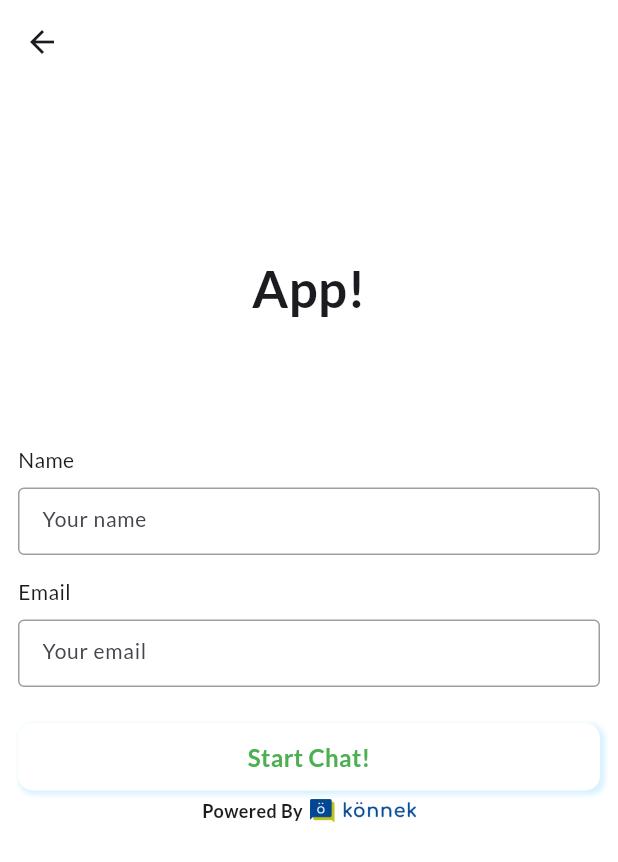
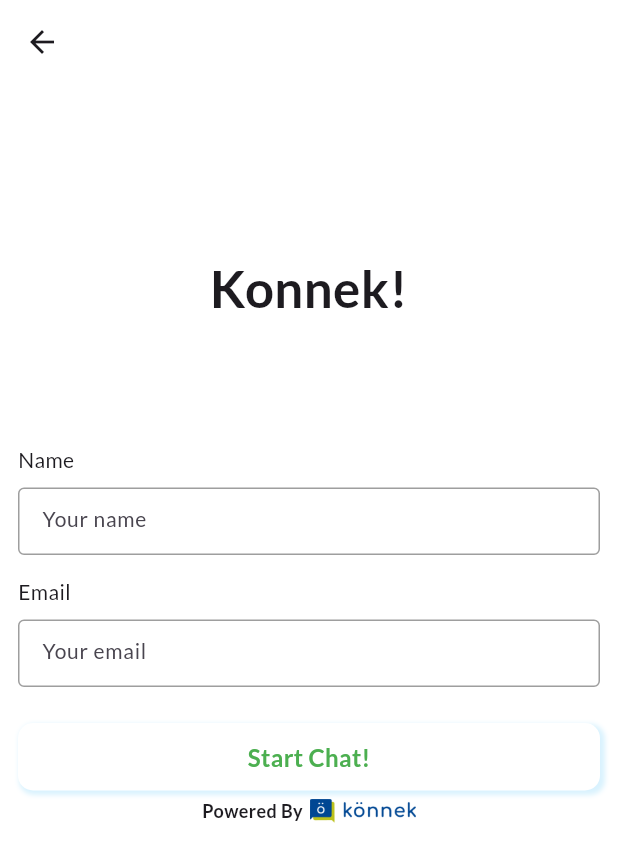
Before and after one commit to sprintasiatech/konnek_flutter, a Flutter app: the LoginScreen screen opened directly, on a phone screen of 412 x 824 dp. Shown: the top 862 px of the screen. Run offline on Flutter 3.47's test engine with Material 3 defaults, Android fonts, the phone set to English and light mode, and no system bars; our stand-ins replace connectivity_plus, device_info_plus, dio, file_picker, google_fonts, hex and 7 more; missing offline and left inert: encrypt, pointycastle; accounts and stored records are empty.

Commit message:
update: fix chatbot

```diff
--- a/lib/src/presentation/screen/login_screen.dart
+++ b/lib/src/presentation/screen/login_screen.dart
@@ -72,7 +72,11 @@ class _LoginScreenState extends State<LoginScreen> {
                   Center(
                     child: (AppController.dataGetConfigValue != null)
                         ? Text(
-                            (AppController.dataGetConfigValue != null) ? "${AppController.dataGetConfigValue?.avatarName}" : "Cust Service",
+                            (AppController.dataGetConfigValue != null)
+                                ? (AppController.dataGetConfigValue?.avatarName != null)
+                                    ? "${AppController.dataGetConfigValue?.avatarName}"
+                                    : "Konnek!"
+                                : "Konnek!",
                             textAlign: TextAlign.center,
                             style: GoogleFonts.lato(
                               fontSize: 34,
@@ -80,7 +84,7 @@ class _LoginScreenState extends State<LoginScreen> {
                             ),
                           )
                         : Text(
-                            "App!",
+                            "Konnek!",
                             textAlign: TextAlign.center,
                             style: GoogleFonts.lato(
                               fontSize: 34,
```
Also changed, not shown: lib/src/presentation/controller/app_controller.dart (+11 -10 lines), lib/src/presentation/screen/chat_screen.dart (+11 -2 lines), lib/src/presentation/widget/chat_bubble_widget.dart (+14 -9 lines).
